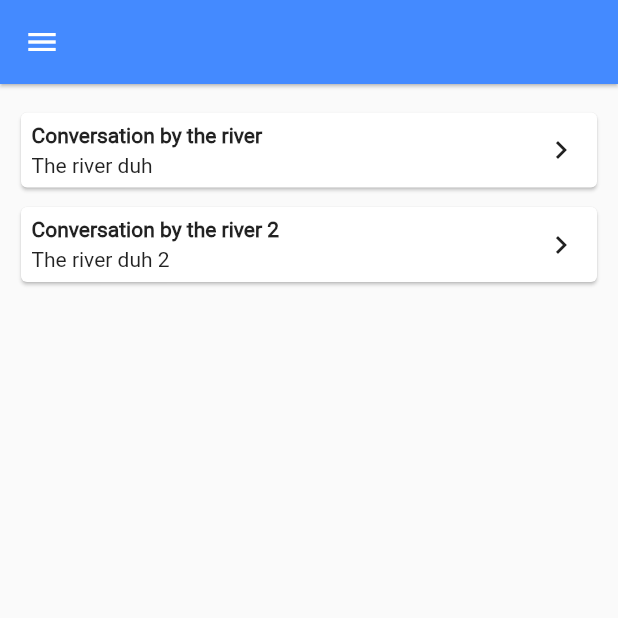
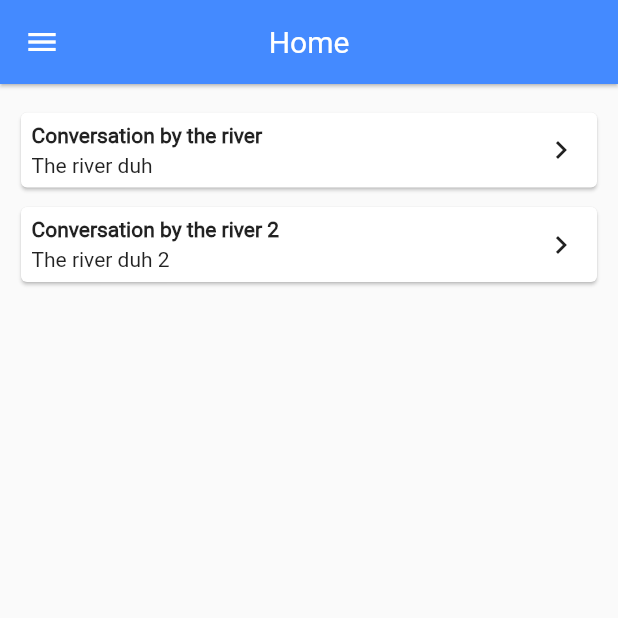
Before and after one commit to afonsoafonsoafonso/bird-chat, a Flutter app: the screen it shows after launch, on a phone screen of 412 x 824 dp, the top half of it. Run offline on Flutter 3.47's test engine with Material 2 defaults, Android fonts, the phone set to English and light mode, and no system bars; accounts and stored records are empty.

Commit message:
[Home-Page] Changed AppBar's title to match page

```diff
--- a/bird_chat/lib/screens/HomePage.dart
+++ b/bird_chat/lib/screens/HomePage.dart
@@ -19,17 +19,15 @@ class _Home extends State<Home> {
 
   Widget pageBody = new HomeBody();
 
-  final topBar = new AppBar(
-    backgroundColor: Colors.blueAccent,
-    centerTitle: true,
-    elevation: 1.0,
-    title: SizedBox(height: 35.0),
-  );
-
   @override
   Widget build(BuildContext context) {
     return new Scaffold(
-      appBar: topBar,
+      appBar: new AppBar(
+        backgroundColor: Colors.blueAccent,
+        centerTitle: true,
+        title: Text(page),
+        elevation: 1.0
+      ),
       body: pageBody,
       bottomNavigationBar: new Container(
         color: Colors.white,
@@ -67,11 +65,11 @@ class _Home extends State<Home> {
                     ),
                     onPressed: () {
                       setState(() {
-                        if (page == "MyEvents") {
+                        if (page == "My Events") {
                           return;
                         }
 
-                        page = "MyEvents";
+                        page = "My Events";
                         pageBody = new MyEventsBody();
                       });
                     },
```
